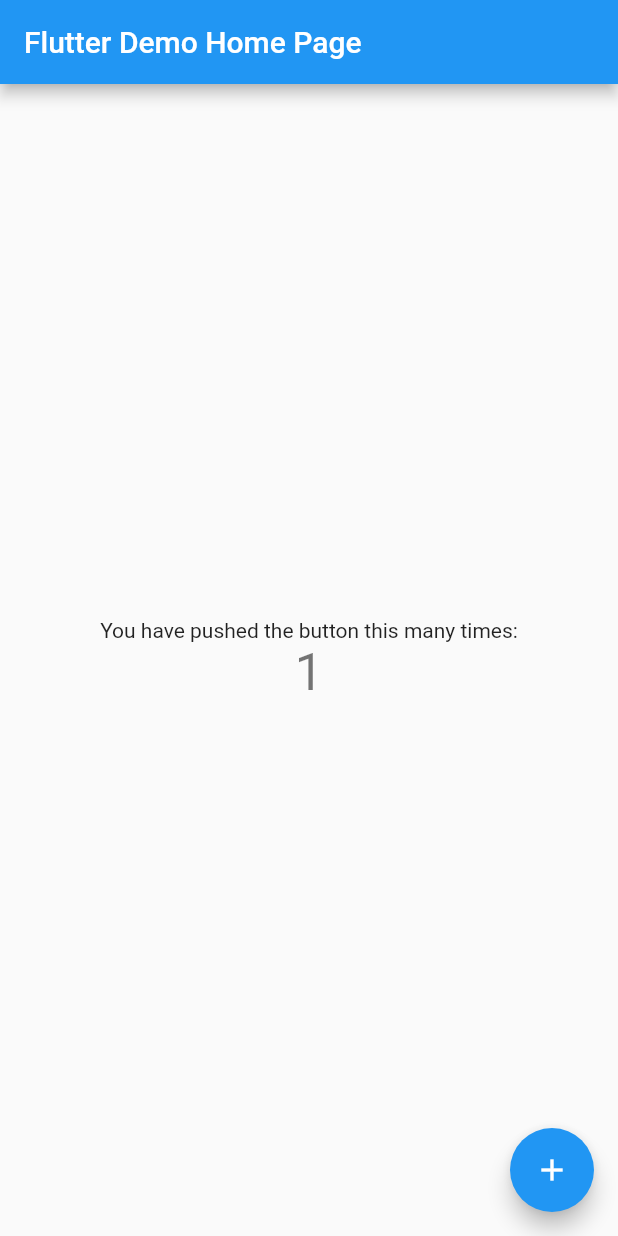
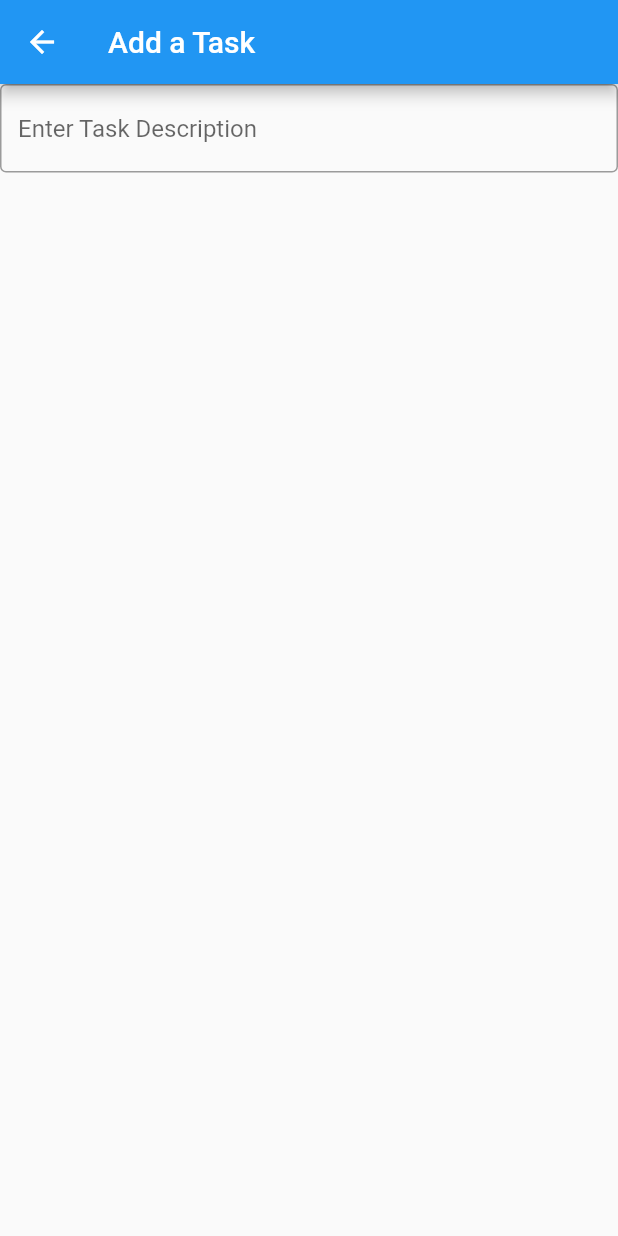
Before and after one commit to Qwakkie/Flutter-Codetest, a Flutter app: the screen it shows after launch, after a tap on the "add" icon, on a phone screen of 412 x 824 dp. Run offline on Flutter 3.47's test engine with Material 2 defaults, Android fonts, the phone set to English and light mode, and no system bars.

Commit message:
Added bloc and button to add tasks

```diff
--- /dev/null
+++ b/todo_application/lib/add_task_bloc.dart
@@ -0,0 +1,34 @@
+import 'dart:async';
+
+import 'package:todo_application/todo_item.dart';
+
+enum AddTaskEvent {
+  addTask,
+}
+
+class AddTaskBloc {
+  //StreamController to handle event stream
+  final _eventController = StreamController<AddTaskEvent>();
+  Stream<AddTaskEvent> get eventStream => _eventController.stream;
+  Sink<AddTaskEvent> get eventSink => _eventController.sink;
+
+  //StreamController to handle task list stream
+  final _taskListController = StreamController<Task>();
+  Stream<Task> get taskListStream => _taskListController.stream;
+  Sink<Task> get taskListSink => _taskListController.sink;
+
+  //manage tasklist
+
+  AddTaskBloc() {
+    eventStream.listen((AddTaskEvent event) {
+      if (event == AddTaskEvent.addTask) {
+        //add button got pressed
+      }
+    });
+  }
+
+  void dispose() {
+    _eventController.close();
+    _taskListController.close();
+  }
+}
--- a/todo_application/lib/main.dart
+++ b/todo_application/lib/main.dart
@@ -1,115 +1,67 @@
 import 'package:flutter/material.dart';
+import 'package:todo_application/add_task_bloc.dart';
 
 void main() {
+  // initial default method which is first executed
   runApp(const MyApp());
 }
 
 class MyApp extends StatelessWidget {
   const MyApp({Key? key}) : super(key: key);
 
-  // This widget is the root of your application.
   @override
   Widget build(BuildContext context) {
-    return MaterialApp(
-      title: 'Flutter Demo',
-      theme: ThemeData(
-        // This is the theme of your application.
-        //
-        // Try running your application with "flutter run". You'll see the
-        // application has a blue toolbar. Then, without quitting the app, try
-        // changing the primarySwatch below to Colors.green and then invoke
-        // "hot reload" (press "r" in the console where you ran "flutter run",
-        // or simply save your changes to "hot reload" in a Flutter IDE).
-        // Notice that the counter didn't reset back to zero; the application
-        // is not restarted.
-        primarySwatch: Colors.blue,
-      ),
-      home: const MyHomePage(title: 'Flutter Demo Home Page'),
+    return const MaterialApp(
+      home: MyHomePage(),
     );
   }
 }
 
 class MyHomePage extends StatefulWidget {
-  const MyHomePage({Key? key, required this.title}) : super(key: key);
-
-  // This widget is the home page of your application. It is stateful, meaning
-  // that it has a State object (defined below) that contains fields that affect
-  // how it looks.
-
-  // This class is the configuration for the state. It holds the values (in this
-  // case the title) provided by the parent (in this case the App widget) and
-  // used by the build method of the State. Fields in a Widget subclass are
-  // always marked "final".
-
-  final String title;
+  const MyHomePage({Key? key}) : super(key: key);
 
   @override
-  State<MyHomePage> createState() => _MyHomePageState();
+  MyHomePageState createState() => MyHomePageState();
 }
 
-class _MyHomePageState extends State<MyHomePage> {
-  int _counter = 0;
-
-  void _incrementCounter() {
-    setState(() {
-      // This call to setState tells the Flutter framework that something has
-      // changed in this State, which causes it to rerun the build method below
-      // so that the display can reflect the updated values. If we changed
-      // _counter without calling setState(), then the build method would not be
-      // called again, and so nothing would appear to happen.
-      _counter++;
-    });
+class MyHomePageState extends State<MyHomePage> {
+  pushToScreen(BuildContext context) {
+    Navigator.of(context).push(
+      MaterialPageRoute(builder: (_) => const AddTaskScreen()),
+    );
   }
 
   @override
   Widget build(BuildContext context) {
-    // This method is rerun every time setState is called, for instance as done
-    // by the _incrementCounter method above.
-    //
-    // The Flutter framework has been optimized to make rerunning build methods
-    // fast, so that you can just rebuild anything that needs updating rather
-    // than having to individually change instances of widgets.
     return Scaffold(
-      appBar: AppBar(
-        // Here we take the value from the MyHomePage object that was created by
-        // the App.build method, and use it to set our appbar title.
-        title: Text(widget.title),
-      ),
-      body: Center(
-        // Center is a layout widget. It takes a single child and positions it
-        // in the middle of the parent.
-        child: Column(
-          // Column is also a layout widget. It takes a list of children and
-          // arranges them vertically. By default, it sizes itself to fit its
-          // children horizontally, and tries to be as tall as its parent.
-          //
-          // Invoke "debug painting" (press "p" in the console, choose the
-          // "Toggle Debug Paint" action from the Flutter Inspector in Android
-          // Studio, or the "Toggle Debug Paint" command in Visual Studio Code)
-          // to see the wireframe for each widget.
-          //
-          // Column has various properties to control how it sizes itself and
-          // how it positions its children. Here we use mainAxisAlignment to
-          // center the children vertically; the main axis here is the vertical
-          // axis because Columns are vertical (the cross axis would be
-          // horizontal).
-          mainAxisAlignment: MainAxisAlignment.center,
-          children: <Widget>[
-            const Text(
-              'You have pushed the button this many times:',
-            ),
-            Text(
-              '$_counter',
-              style: Theme.of(context).textTheme.headline4,
-            ),
-          ],
+        appBar: AppBar(title: const Text("Welcome to Flutter")),
+        body: DefaultTabController(
+          length: 3,
+          child: Scaffold(
+              appBar: AppBar(
+                  bottom: const TabBar(tabs: [
+            Tab(text: "Day"),
+            Tab(text: "Week"),
+            Tab(text: "Month")
+          ]))),
         ),
-      ),
-      floatingActionButton: FloatingActionButton(
-        onPressed: _incrementCounter,
-        tooltip: 'Increment',
-        child: const Icon(Icons.add),
-      ), // This trailing comma makes auto-formatting nicer for build methods.
-    );
+        floatingActionButton: FloatingActionButton(
+          onPressed: () => pushToScreen(context),
+          child: const Icon(Icons.add),
+        ));
   }
 }
+
+class AddTaskScreen extends StatelessWidget {
+  const AddTaskScreen({Key? key}) : super(key: key);
+
+  @override
+  Widget build(BuildContext context) {
+    return Scaffold(
+        appBar: AppBar(title: const Text("Add a Task")),
+        body: const TextField(
+          decoration: InputDecoration(
+              border: OutlineInputBorder(), hintText: "Enter Task Description"),
+        ));
+  }
+}
--- /dev/null
+++ b/todo_application/lib/todo_item.dart
@@ -0,0 +1,3 @@
+class Task {
+  String description = "";
+}
```
